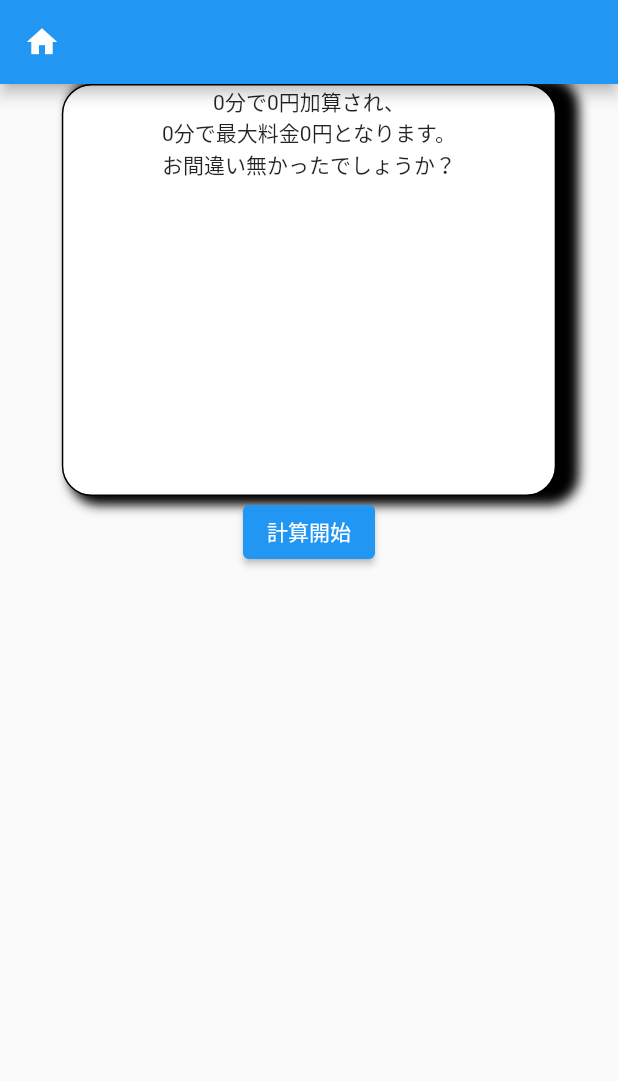
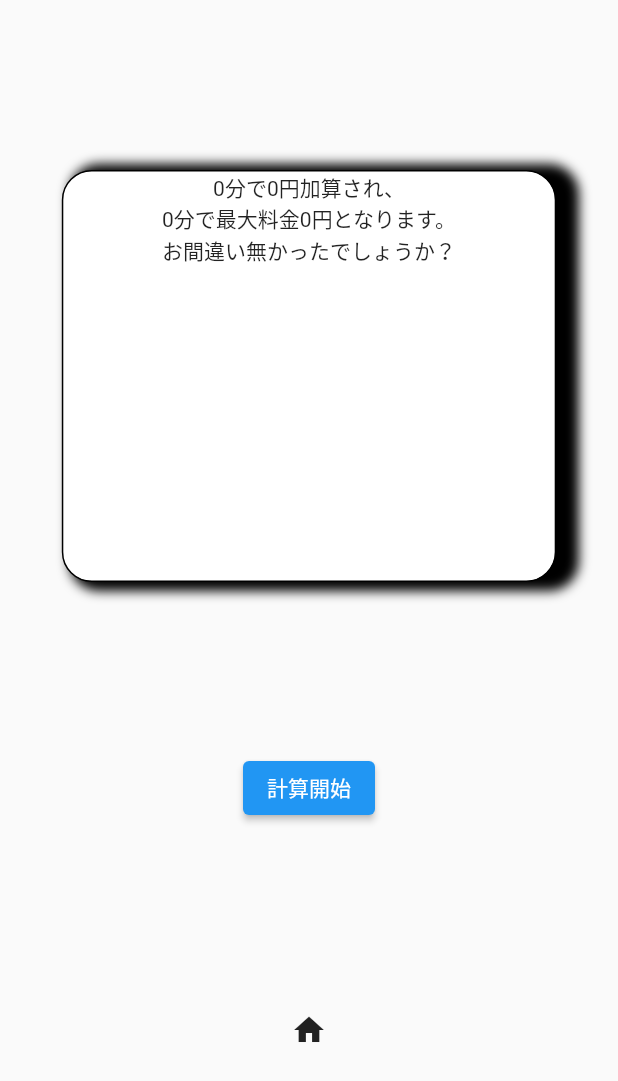
Before and after one commit to KonSan0722/pafee, a Flutter app: the FeePage screen opened by its route, on a phone screen of 412 x 824 dp. Shown: the top 1081 px of the screen. Run offline on Flutter 3.47's test engine with Material 2 defaults, Android fonts, the phone set to English and light mode, and no system bars; our stand-ins replace flutter_hooks, flutter_riverpod, go_router, google_fonts, hooks_riverpod, riverpod_annotation; generated files the repository leaves out were written again.

Commit message:
feepageのUIの変更

```diff
--- a/lib/presentation/pages/fee_page.dart
+++ b/lib/presentation/pages/fee_page.dart
@@ -3,6 +3,7 @@ import 'dart:async';
 import 'package:flutter_riverpod/flutter_riverpod.dart';
 import 'package:flutter/material.dart';
 import 'package:go_router/go_router.dart';
+import 'package:pafee_app/presentation/widgets/back_home_Button.dart';
 import 'package:pafee_app/presentation/widgets/timer_button.dart';
 import '../../Application/state/pafee_provider.dart';
 import 'package:hooks_riverpod/hooks_riverpod.dart';
@@ -26,17 +27,13 @@ class FeePage extends HookConsumerWidget {
           .showSnackBar(SnackBar(content: Text("駐車料金が$newState円になりました")));
     });
     return Scaffold(
-      appBar: AppBar(
-        leading: IconButton(
-          icon: const Icon(Icons.home),
-          onPressed: () => context.pop(),
-        ),
-      ),
       body: Center(
         child: Column(
-          children: const [
-            LoginContainer(),
-            TimerButton(),
+          mainAxisAlignment: MainAxisAlignment.spaceEvenly,
+          children: [
+            const LoginContainer(),
+            const TimerButton(),
+            changeContainerNotifier ? const BackHomeButton() : Container()
           ],
         ),
       ),
```
